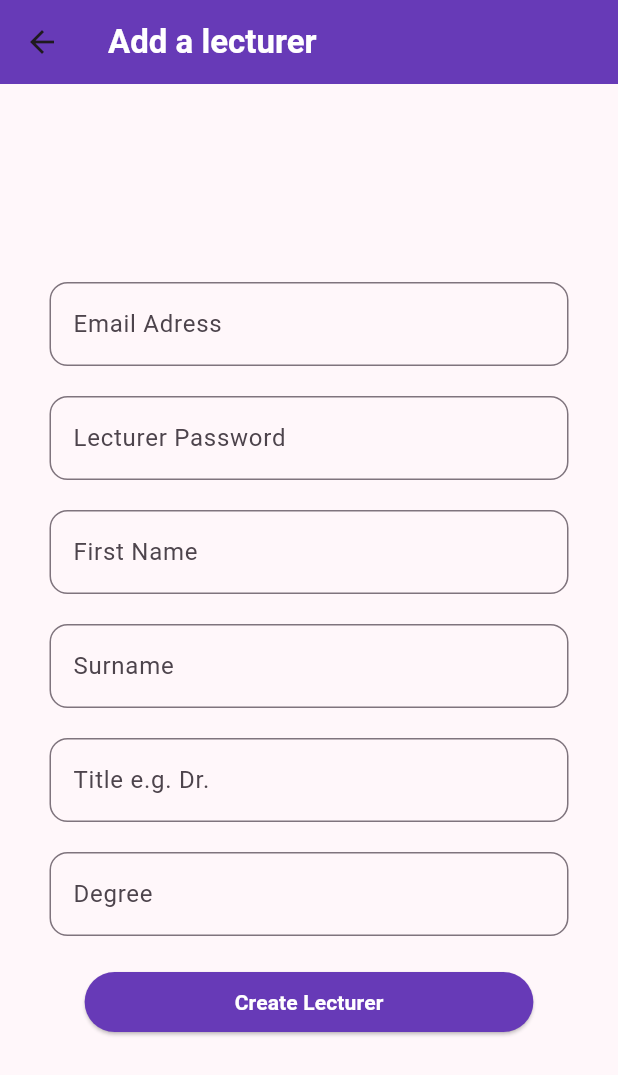
After one commit to Code-Crusaders-NWU/HumanMovementSciences-NWU, a Flutter app: the CreateLecturersPage screen opened directly, after a tap on "Create Lecturer", on a phone screen of 412 x 824 dp. The commit adds this screen. Shown: the top 1075 px of the screen. Run offline on Flutter 3.47's test engine with Material 3 defaults, Android fonts, the phone set to English and light mode, and no system bars; our stand-ins replace file_picker, flutter_secure_storage, google_nav_bar, jwt_decoder; accounts and stored records are empty.

Commit message:
Create Lecturer (Admins)
Added functionality for Admin User's to create a new Lecturers account.

```diff
--- a/front_end/hms_frontend/lib/components/textBox.dart
+++ b/front_end/hms_frontend/lib/components/textBox.dart
@@ -22,9 +22,11 @@ class TextBox extends StatelessWidget {
         textAlign: TextAlign.center, // Centers the hintText and user input
 
         decoration: InputDecoration(
-          hintText: hintText,
-          enabledBorder:
-              const OutlineInputBorder(borderSide: BorderSide(color: Colors.black)),
+          labelText: hintText,
+          hoverColor: Colors.blue.shade100,
+          border: OutlineInputBorder(
+            borderRadius: BorderRadius.circular(12),
+          ),
         ),
       ),
     );
--- a/front_end/hms_frontend/lib/main.dart
+++ b/front_end/hms_frontend/lib/main.dart
@@ -1,4 +1,7 @@
 import 'package:flutter/material.dart';
+import 'package:hms_frontend/pages/admins/admin.dart';
+import 'package:hms_frontend/pages/landing.dart';
+import 'package:hms_frontend/pages/lecturers/createLecturersPage.dart';
 import 'package:hms_frontend/pages/login.dart';
 void main() {
   runApp(const MyApp());
--- a/front_end/hms_frontend/lib/pages/admins/admin.dart
+++ b/front_end/hms_frontend/lib/pages/admins/admin.dart
@@ -1,6 +1,7 @@
 import 'package:flutter/material.dart';
 import 'package:hms_frontend/components/myButton.dart';
 import 'package:hms_frontend/components/textBox.dart';
+import 'package:hms_frontend/pages/lecturers/createLecturersPage.dart';
 
 class AdminPage extends StatefulWidget {
   const AdminPage({super.key});
@@ -40,9 +41,9 @@ class _AdminPageState extends State<AdminPage> {
 
               const SizedBox(height: 10),
 
-              MyButton(text: 'Lecturers',
+              MyButton(text: 'Create Lecturer',
               onPressed: (){
-                print('Lecturers button pressed');
+                Navigator.push(context, MaterialPageRoute(builder: (context) => const CreateLecturersPage()));
                 }),
 
               const SizedBox(height: 10),
--- /dev/null
+++ b/front_end/hms_frontend/lib/pages/lecturers/createLecturersPage.dart
@@ -0,0 +1,139 @@
+import 'package:flutter/foundation.dart';
+import 'package:flutter/material.dart';
+import 'package:hms_frontend/components/textBox.dart';
+import 'package:hms_frontend/services/users.services.dart';
+
+class CreateLecturersPage extends StatefulWidget {
+  const CreateLecturersPage({super.key});
+
+  @override
+  State<CreateLecturersPage> createState() => _CreatelecturerspageState();
+}
+
+class _CreatelecturerspageState extends State<CreateLecturersPage> {
+
+//Controllers for textfields
+  final emailController = TextEditingController();
+  final passwordController = TextEditingController();
+  final nameController = TextEditingController();
+  final surnameController = TextEditingController();
+  final titleController = TextEditingController();
+  final degreeController = TextEditingController();
+  String message = "";
+
+
+  @override
+  Widget build(BuildContext context) {
+    return Scaffold(
+      appBar: AppBar(
+        title: const Text(
+          'Add a lecturer',
+          style: TextStyle(
+            color: Colors.white,
+            fontWeight: FontWeight.bold,
+          ),
+          textAlign: TextAlign.center,
+        ),
+        backgroundColor: Colors.deepPurple,
+      ),
+      body:  Padding(padding: const EdgeInsets.all(8.0),
+      child: Center(child: Column(
+        mainAxisAlignment: MainAxisAlignment.center,
+        children: [
+          TextBox(controller: emailController, hintText: 'Email Adress', obscureText: false),
+          const SizedBox(height: 20),
+          TextBox(controller: passwordController, hintText: 'Lecturer Password', obscureText: false),
+          const SizedBox(height: 20),
+          TextBox(controller: nameController, hintText: 'First Name', obscureText: false),
+          const SizedBox(height: 20),
+          TextBox(controller: surnameController, hintText: 'Surname', obscureText: false),
+          const SizedBox(height: 20),
+          TextBox(controller: titleController, hintText: 'Title e.g. Dr.', obscureText: false),
+          const SizedBox(height: 20),
+          TextBox(controller: degreeController, hintText: 'Degree', obscureText: false),
+          const SizedBox(height: 20),
+          ElevatedButton(
+  onPressed: () {
+    _createLecturer(emailController.text, passwordController.text,
+    nameController.text, surnameController.text,
+     titleController.text, degreeController.text);
+  },
+  style: ElevatedButton.styleFrom(
+    backgroundColor: Colors.deepPurple,
+    padding: const EdgeInsets.symmetric(horizontal: 100,vertical: 10)
+  ),
+  child: const Text('Create Lecturer',
+  style: TextStyle(color: Colors.white,
+  fontWeight: FontWeight.bold),),
+)
+      ],
+      ),
+      ),
+      ),
+    );
+  }
+
+  dynamic _validator(){
+    try {
+      if(emailController.text.isEmpty){
+        return('Email is empty');
+      }
+      if(passwordController.text.isEmpty){
+        return('Password is empty');
+      }
+      if(nameController.text.isEmpty){
+        return('Name field is empty');
+      }
+      if(surnameController.text.isEmpty){
+        return('Surname field is empty');
+      }
+      if(titleController.text.isEmpty){
+        return('Title is empty');
+      }
+      if(degreeController.text.isEmpty){
+        return('Degree field is empty');
+      }
+
+      return true;
+    } catch (e) {
+      throw e.toString();
+    }
+  }
+
+  Future <bool> _createLecturer(email,password,name, surname, title,degree) async {
+    try {
+      var validate = _validator();
+
+      if (validate == true){
+
+        //Returns true if both the user's credentials were stored
+        bool flag1 = await UserService().createLecturerUser(email, password);
+        bool flag2 = (await UserService().createLecturer(email, name, surname, title, degree));
+        if (flag1 && flag2){
+          clearInput();
+          return true;
+        }
+        else{
+          print('error while creating lecturer');
+        }
+      }
+      else{
+        setState(() {
+          message = validate.toString();  //Have to cast validate toString because it is a dynamic variable
+        });
+      }
+      return true;
+    } catch (e) {
+      throw e.toString();
+    }
+  }
+
+  void clearInput(){
+    emailController.text = "";
+    passwordController.text = "";
+    nameController.text = "";
+    surnameController.text = "";
+    titleController.text = "";
+    degreeController.text = "";
+  }
+}
--- a/front_end/hms_frontend/lib/pages/lecturers/lecturers.navigation.dart
+++ b/front_end/hms_frontend/lib/pages/lecturers/lecturers.navigation.dart
@@ -29,9 +29,9 @@ class _LecturerScreenNavigatorState extends State<LecturerScreenNavigator> {
       child: Scaffold(
         body: pages[selectedIndex],
         bottomNavigationBar: GNav(
-          backgroundColor: Colors.black,
-          color: Colors.white,
-          activeColor: Colors.purpleAccent[200],
+          backgroundColor: Colors.transparent,
+          color: Colors.black87,
+          activeColor: Colors.deepPurple,
           gap: 5,
           tabs: const [
             GButton(
--- a/front_end/hms_frontend/lib/pages/login.dart
+++ b/front_end/hms_frontend/lib/pages/login.dart
@@ -1,4 +1,5 @@
 import 'dart:convert';
+import 'package:hms_frontend/pages/admins/admin.dart';
 import 'package:hms_frontend/pages/lecturers/lecturers.navigation.dart';
 import 'package:hms_frontend/pages/students/students.navigator.dart';
 import 'package:flutter/material.dart';
@@ -161,7 +162,7 @@ class _LoginScreenState extends State<LoginScreen> {
                         if (role =="admin"){  //Ensure there is a token before proceding
                           Navigator.pushReplacement(
                             context,
-                            MaterialPageRoute(builder: (context) => const UsersPage(),
+                            MaterialPageRoute(builder: (context) => const AdminPage(),
                             ),
                           );
                         }
--- a/front_end/hms_frontend/lib/services/users.services.dart
+++ b/front_end/hms_frontend/lib/services/users.services.dart
@@ -7,7 +7,6 @@ import 'package:http/http.dart';
 
 
 class UserService{
-
   //function for admins to view all assignments only callable in admin page and will also be tested in backend with the JWT token
    Future<List<Map<String, dynamic>>> fetchUsers() async {
     try {
@@ -35,7 +34,7 @@ class UserService{
     }
 
    }
-
+  //Delete a user's access from the system
   Future <bool> deleteUser(email) async {
     try {
       final uri = Uri.parse("$apiURL/api/user");
@@ -62,4 +61,63 @@ class UserService{
       throw e.toString();
     }
   }
+  //create a lecturer's login information
+  Future <bool> createLecturerUser(email, password) async{
+    try {
+      final uri = Uri.parse("$apiURL/api/signup");
+      String? token = await TokenService().getToken();
+      final response = await http.post(uri,
+      headers: <String, String>{
+        'Authorization' : 'bearer $token',
+        'content-type' : 'application/json; charset=UTF-8'
+      },
+      body: jsonEncode(<String, dynamic>{
+        "email" : email,
+        "password" : password,
+        "user_type" : "lecturer"
+      }));
+
+     if (response.statusCode == 201){
+      return true;
+     }
+     else{
+      var resBody = jsonDecode(response.body);
+      print(resBody['error']);
+     }
+    } catch (e) {
+      throw e.toString();
+    }
+
+    return true;
+  }
+  //Store lecturer's personal details
+  Future <bool> createLecturer(email, name, surname, title, degree) async{
+    try {
+      final uri = Uri.parse("$apiURL/api/lecturer");
+      String? token = await TokenService().getToken();
+      final response = await http.post(uri,
+      headers: <String, String>{
+        'Authorization' : 'bearer $token',
+        'content-type' : 'application/json; charset=UTF-8'
+      },
+      body: jsonEncode(<String, dynamic>{
+        "lec_Email": email,
+        "lec_Name": name,
+        "lec_Surname": surname,
+        "title": title,
+        "degree": degree,
+      }));
+
+      if (response.statusCode == 200){
+        return true;
+      }
+      else{
+      var resBody = jsonDecode(response.body);
+      print(resBody['error']);
+     }
+      return false;
+    } catch (e) {
+      throw e.toString();
+    }
+  }
 }
```
